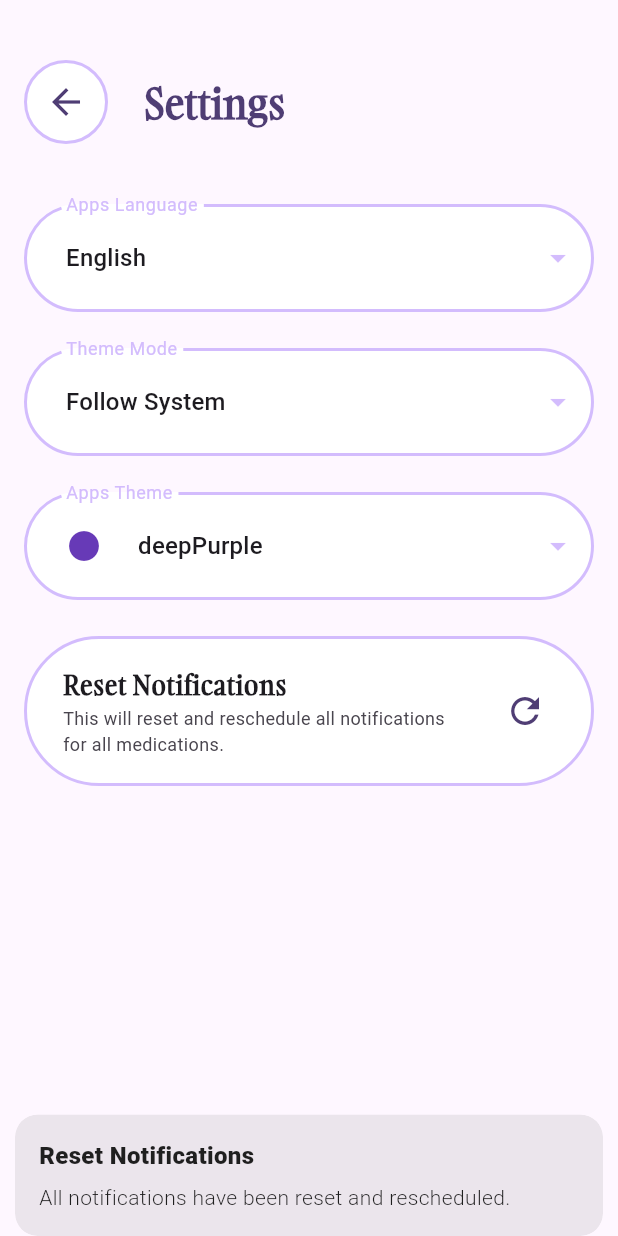
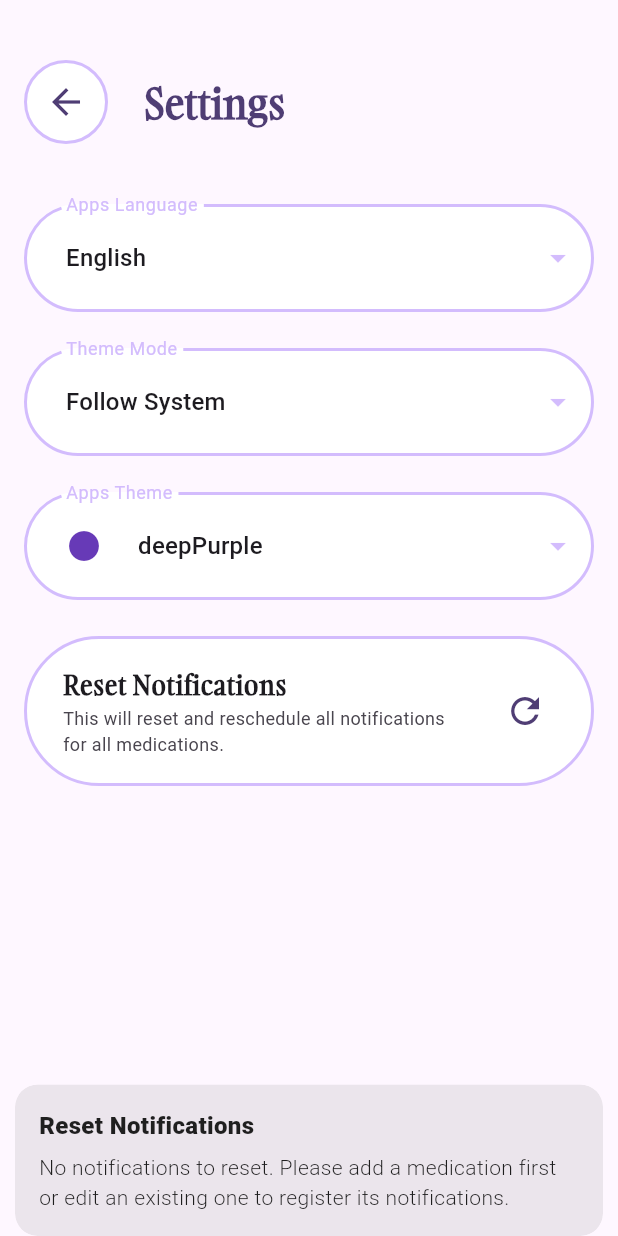
Before and after one commit to MoazSalem/Flutter_Pills_Reminder, a Flutter app: the SettingsScreen screen opened directly, after a tap on the "refresh" icon, on a phone screen of 412 x 824 dp. Run offline on Flutter 3.47's test engine with Material 3 defaults, Android fonts, the phone set to English and light mode, and no system bars; our stand-ins replace flutter_local_notifications, flutter_timezone, get, hive_ce_flutter, permission_handler, timezone; accounts and stored records are empty; statements that could not run were skipped.

Commit message:
Handel empty notifications box case

```diff
--- a/lib/core/styles/strings.dart
+++ b/lib/core/styles/strings.dart
@@ -66,6 +66,8 @@ class AppTranslations extends Translations {
       'resetAllNotificationsDescription':
           'This will reset and reschedule all notifications for all medications. ',
       'resetDone': 'All notifications have been reset and rescheduled.',
+      'resetWrong':
+          'No notifications to reset. Please add a medication first or edit an existing one to register its notifications.',
     },
     'ar': {
       'appName': 'منبّه الحبوب',
@@ -128,6 +130,8 @@ class AppTranslations extends Translations {
       'resetAllNotificationsDescription':
           'هذا الخيار سيعيد تعين جميع الإشعارات لجميع الأدوية.',
       'resetDone': 'جميع الإشعارات قد تم إعادة تعينها.',
+      'resetWrong':
+          'لا توجد إشعارات لإعادة ضبطها. يُرجى إضافة دواء أولاً أو تعديل دواء موجود لتسجيل إشعاراته.',
     },
   };
 }
--- a/lib/features/notifications/data/repositories/notification_repo_impl.dart
+++ b/lib/features/notifications/data/repositories/notification_repo_impl.dart
@@ -153,27 +153,36 @@ class NotificationRepoImpl implements NotificationRepo {
     Box box = await Hive.openBox<NotificationList>('notifications');
     final NotificationList notifications =
         box.get(id) ?? NotificationList(items: []);
-    for (var notification in notifications.items) {
-      await rescheduleNotification(notification: notification);
-    }
-    showSnackBar('resetNotifications'.tr, 'resetDone'.tr);
+    notifications.items.isEmpty
+        ? showSnackBar('resetNotifications'.tr, 'resetWrong'.tr)
+        : {
+            for (var notification in notifications.items)
+              {
+                await rescheduleNotification(notification: notification),
+                showSnackBar('resetNotifications'.tr, 'resetDone'.tr),
+              },
+          };
   }
 
   @override
   Future<void> rescheduleAllNotifications() async {
     Box box = await Hive.openBox<NotificationList>('notifications');
     final allNotifications = box.values.toList();
-    for (var notifications in allNotifications) {
-      for (var notification in notifications.items) {
-        await rescheduleNotification(notification: notification);
-      }
-    }
-    showSnackBar('resetNotifications'.tr, 'resetDone'.tr);
+    allNotifications.isEmpty
+        ? showSnackBar('resetNotifications'.tr, 'resetWrong'.tr)
+        : {
+            for (var notifications in allNotifications)
+              {
+                for (var notification in notifications.items)
+                  {await rescheduleNotification(notification: notification)},
+              },
+            showSnackBar('resetNotifications'.tr, 'resetDone'.tr),
+          };
   }
 
   showSnackBar(String title, String message) {
     Get.snackbar(
-      duration: const Duration(seconds: 3),
+      duration: const Duration(seconds: 5),
       title,
       message,
       snackPosition: SnackPosition.BOTTOM,
--- a/lib/features/notifications/data/services/notification_service_impl.dart
+++ b/lib/features/notifications/data/services/notification_service_impl.dart
@@ -192,6 +192,5 @@ class NotificationServiceImpl implements NotificationService {
       matchDateTimeComponents: notification.matchComponents,
       androidScheduleMode: notification.androidScheduleMode,
     );
-    debugPrint('Notification rescheduled');
   }
 }
```
